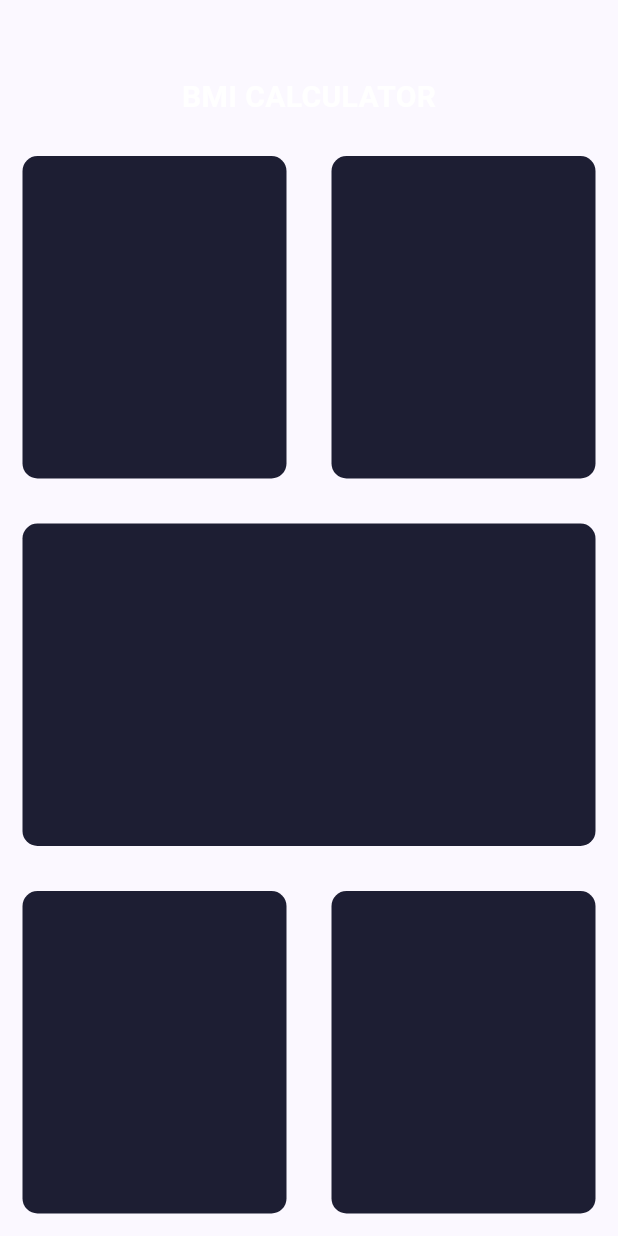
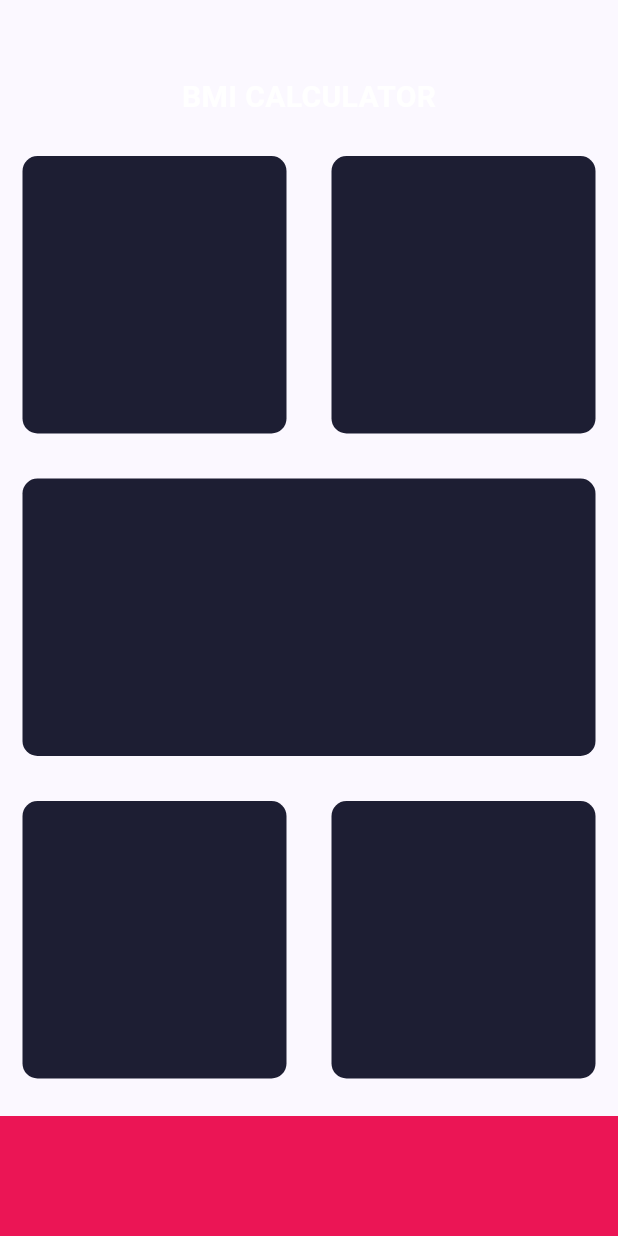
Before and after one commit to quantdev01/bmi_calculator, a Flutter app: the screen it shows after launch, on a phone screen of 412 x 824 dp. Run offline on Flutter 3.47's test engine with Material 3 defaults, Android fonts, the phone set to English and light mode, and no system bars.

Commit message:
Made const my colors def

```diff
--- a/lib/input_page.dart
+++ b/lib/input_page.dart
@@ -1,6 +1,10 @@
 // ignore_for_file: prefer_const_constructors, prefer_const_literals_to_create_immutables
 
 import 'package:flutter/material.dart';
+
+const bottomBarHeight = 80.0;
+const constCardColor = Color(0xff1d1e33);
+const bottomBarColor = Color(0xFFEB1555);
 
 class InputPage extends StatefulWidget {
   const InputPage({super.key});
@@ -28,11 +32,13 @@ class _InputPageState extends State<InputPage> {
             child: Row(
               children: [
                 Expanded(
-                child: NewWidget(myColor: Color(0xff1d1e33)),
+                  child: NewWidget(
+                    myColor: constCardColor,
+                  ),
                 ),
                 Expanded(
                   child: NewWidget(
-                  myColor: Color(0xff1d1e33),
+                    myColor: constCardColor,
                   ),
                 ),
               ],
@@ -41,7 +47,7 @@ class _InputPageState extends State<InputPage> {
           //Readme
           Expanded(
             child: NewWidget(
-            myColor: Color(0xff1d1e33),
+              myColor: constCardColor,
             ),
           ),
           Expanded(
@@ -50,20 +56,27 @@ class _InputPageState extends State<InputPage> {
                 Expanded(
                   flex: 1,
                   child: NewWidget(
-                  myColor: Color(0xff1d1e33),
+                    myColor: constCardColor,
                   ),
                 ),
                 Expanded(
                   flex: 1,
                   child: NewWidget(
-                  myColor: Color(0xff1d1e33),
+                    myColor: constCardColor,
                   ),
                 ),
               ],
             ),
           ),
+          Container(
+            color: bottomBarColor,
+            margin: EdgeInsets.only(top: 10),
+            width: double.infinity,
+            height: bottomBarHeight,
+          ),
         ],
-    ));
+      ),
+    );
   }
 }
 
```
Lines whose indentation alone changed are shown as unchanged.
